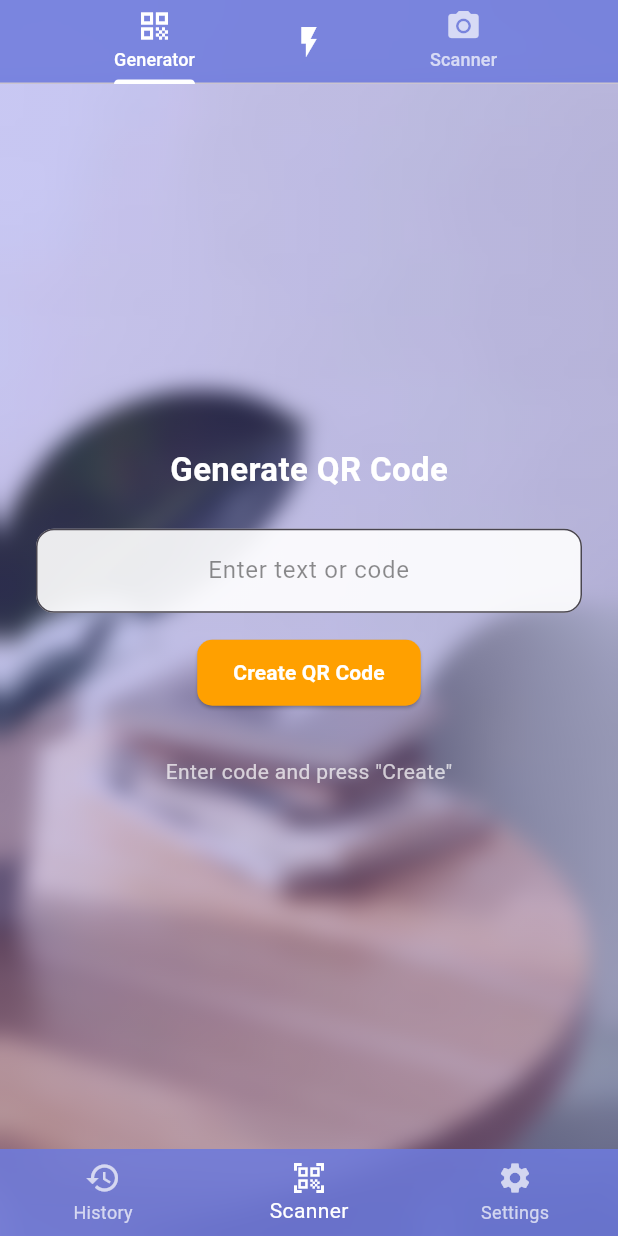
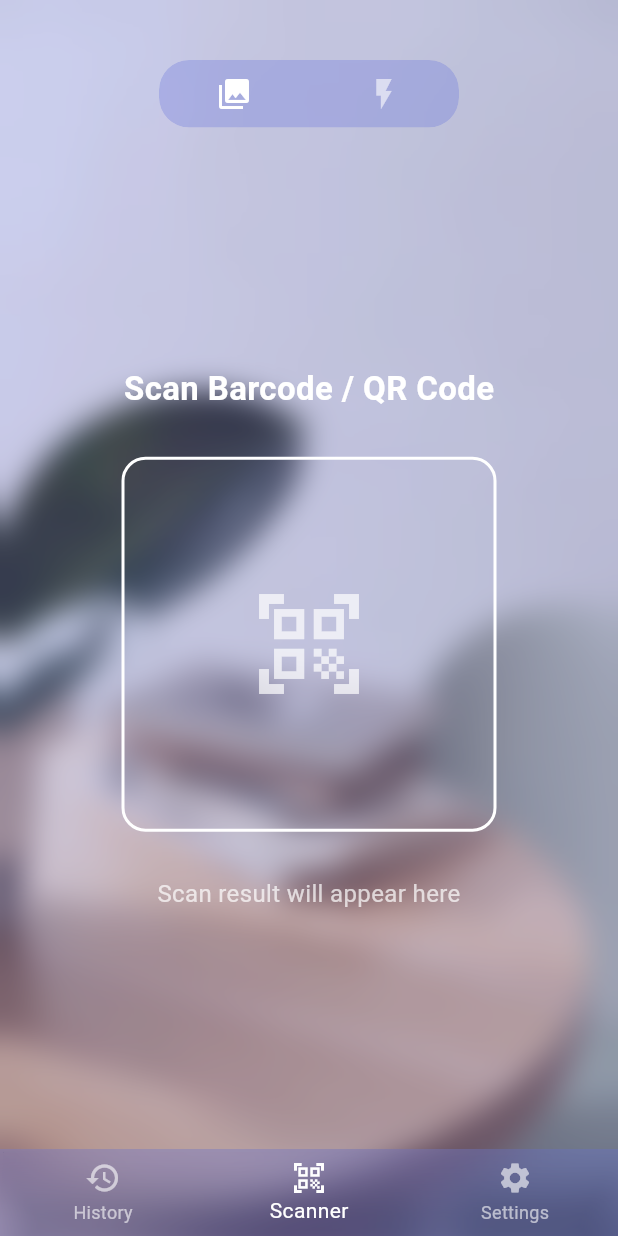
Before and after one commit to YosuaKev/Prices_RPL, a Flutter app: the screen it shows after launch, on a phone screen of 412 x 824 dp. Run offline on Flutter 3.47's test engine with Material 3 defaults, Android fonts, the phone set to English and light mode, and no system bars; our stand-ins replace audioplayers, share_plus, shared_preferences, vibration; missing offline and left inert: flutter_barcode_scanner_plus, torch_light.

Commit message:
Penyesuaian UI

```diff
--- a/lib/first.dart
+++ b/lib/first.dart
@@ -1,5 +1,5 @@
 import 'package:flutter/material.dart';
-import 'package:barcode_widget/barcode_widget.dart';
+import 'package:flutter_barcode_scanner_plus/flutter_barcode_scanner_plus.dart';
 
 class First extends StatefulWidget {
   const First({super.key});
@@ -9,8 +9,32 @@ class First extends StatefulWidget {
 }
 
 class _FirstState extends State<First> {
-  TextEditingController controller = TextEditingController();
-  String code = '';
+  String scanResult = '';
+
+  @override
+  void initState() {
+    super.initState();
+    WidgetsBinding.instance.addPostFrameCallback((_) {
+      scanCode();
+    });
+  }
+
+  Future<void> scanCode() async {
+    try {
+      String result = await FlutterBarcodeScanner.scanBarcode(
+          '#FF6666', 'Cancel', true, ScanMode.BARCODE);
+
+      if (!mounted) return;
+
+      setState(() {
+        scanResult = result == '-1' ? 'Cancelled' : result;
+      });
+    } catch (e) {
+      setState(() {
+        scanResult = 'Error occurred while scanning';
+      });
+    }
+  }
 
   @override
   Widget build(BuildContext context) {
@@ -18,97 +42,48 @@ class _FirstState extends State<First> {
       backgroundColor: Colors.transparent,
       body: Container(
         decoration: const BoxDecoration(
-          gradient: LinearGradient(
-            colors: [
-              Color(0x4D5555ED),
-              Color(0x4D5555ED),
-            ],
-            begin: Alignment.topCenter,
-            end: Alignment.bottomCenter,
-          ),
+
         ),
         child: SafeArea(
           child: Center(
             child: SingleChildScrollView(
               padding: const EdgeInsets.symmetric(horizontal: 24),
               child: Column(
+                mainAxisAlignment: MainAxisAlignment.center,
                 children: [
                   const Text(
-                    "Generate QR Code",
+                    "Scan Barcode / QR Code",
                     style: TextStyle(
                       fontSize: 22,
                       color: Colors.white,
                       fontWeight: FontWeight.bold,
                     ),
                   ),
-                  const SizedBox(height: 24),
+                  const SizedBox(height: 30),
 
-                  // Input Field
-                  TextField(
-                    controller: controller,
-                    textAlign: TextAlign.center,
-                    style: const TextStyle(color: Colors.black),
-                    decoration: InputDecoration(
-                      hintText: 'Enter text or code',
-                      hintStyle: const TextStyle(color: Colors.black45),
-                      filled: true,
-                      fillColor: Colors.white.withOpacity(0.9),
-                      border: OutlineInputBorder(
-                        borderRadius: BorderRadius.circular(12),
-                      ),
+                  // Scan Box Placeholder
+                  Container(
+                    width: 250,
+                    height: 250,
+                    decoration: BoxDecoration(
+                      border: Border.all(color: Colors.white, width: 2),
+                      borderRadius: BorderRadius.circular(16),
+                    ),
+                    child: const Center(
+                      child: Icon(Icons.qr_code_scanner,
+                          size: 80, color: Colors.white70),
                     ),
                   ),
+                  const SizedBox(height: 30),
 
-                  const SizedBox(height: 16),
+                  // Tombol scan dihapus jadi tidak ada
 
-                  // Generate Button
-                  ElevatedButton(
-                    style: ElevatedButton.styleFrom(
-                      backgroundColor: Colors.amber[700],
-                      padding: const EdgeInsets.symmetric(horizontal: 24, vertical: 12),
-                      shape: RoundedRectangleBorder(
-                        borderRadius: BorderRadius.circular(10),
-                      ),
-                    ),
-                    onPressed: () {
-                      setState(() {
-                        code = controller.text.trim();
-                      });
-                    },
-                    child: const Text(
-                      "Create QR Code",
-                      style: TextStyle(color: Colors.white, fontWeight: FontWeight.bold),
-                    ),
+                  // Display scan result
+                  Text(
+                    scanResult.isEmpty ? 'Scan result will appear here' : scanResult,
+                    style: const TextStyle(color: Colors.white70, fontSize: 16),
+                    textAlign: TextAlign.center,
                   ),
-
-                  const SizedBox(height: 32),
-
-                  // QR Code Preview
-                  code.isNotEmpty
-                      ? Container(
-                          padding: const EdgeInsets.all(16),
-                          decoration: BoxDecoration(
-                            color: Colors.white,
-                            borderRadius: BorderRadius.circular(16),
-                            boxShadow: [
-                              BoxShadow(
-                                color: Colors.black26,
-                                blurRadius: 8,
-                                offset: Offset(0, 4),
-                              ),
-                            ],
-                          ),
-                          child: BarcodeWidget(
-                            barcode: Barcode.qrCode(),
-                            data: code,
-                            width: 200,
-                            height: 200,
-                          ),
-                        )
-                      : const Text(
-                          'Enter code and press "Create"',
-                          style: TextStyle(color: Colors.white70),
-                        ),
                 ],
               ),
             ),
--- a/lib/main.dart
+++ b/lib/main.dart
@@ -1,9 +1,9 @@
 import 'package:flutter/material.dart';
 import 'dart:ui';
 import 'first.dart';
-import 'second.dart';
 import 'settings.dart';
 import 'history.dart';
+import 'package:torch_light/torch_light.dart';
 
 void main() {
   runApp(MyApp());
@@ -15,9 +15,31 @@ class MyApp extends StatelessWidget {
     return MaterialApp(
       title: 'Barcode Scanner',
       debugShowCheckedModeBanner: false,
-      home: MainScreen(),
+      home: Stack(
+        children: [
+          // Background Image
+          Positioned.fill(
+            child: Image.asset(
+              'assets/homeScreenbackground.jpg',
+              fit: BoxFit.cover,
+            ),
+          ),
+          // Blur + Color overlay utama
+        Positioned.fill(
+          child: BackdropFilter(
+            filter: ImageFilter.blur(sigmaX: 10.0, sigmaY: 10.0),
+            child: Container(
+              color: const Color(0x556D79DD),
+            ),
+          ),
+        ),
+          // App content
+          MainScreen(),
+        ],
+      ),
       theme: ThemeData(
-        primarySwatch: Colors.amber,
+        fontFamily: 'Roboto',
+        primaryColor: const Color(0x556D79DD),
         scaffoldBackgroundColor: Colors.transparent,
       ),
     );
@@ -46,36 +68,24 @@ class _MainScreenState extends State<MainScreen> {
       SettingsPage(onBackToHome: _goToHomeTab),
     ];
 
-    return Stack(
-      children: [
-        Positioned.fill(
-          child: Image.asset(
-            'assets/homeScreenbackground.jpg',
-            fit: BoxFit.cover,
-          ),
-        ),
-        Positioned.fill(
-          child: BackdropFilter(
-            filter: ImageFilter.blur(sigmaX: 7.0, sigmaY: 7.0),
-            child: Container(
-              color: Colors.black.withOpacity(0),
-            ),
-          ),
-        ),
-        Scaffold(
+    return Scaffold(
       backgroundColor: Colors.transparent,
       body: _tabs[_currentIndex],
-          bottomNavigationBar: ClipRect(
+      bottomNavigationBar: Padding(
+        padding: const EdgeInsets.only(left: 0.0, right: 0.0, bottom: 0.0),
+        child: ClipRRect(
+          borderRadius: BorderRadius.circular(0),
           child: BackdropFilter(
-              filter: ImageFilter.blur(sigmaX: 7.0, sigmaY: 7.0),
+            filter: ImageFilter.blur(sigmaX: 10.0, sigmaY: 10.0),
             child: BottomNavigationBar(
               currentIndex: _currentIndex,
               onTap: (index) {
                 setState(() => _currentIndex = index);
               },
-                backgroundColor: const Color(0xE66D79DD),
+              backgroundColor: const Color(0x556D79DD),
               selectedItemColor: Colors.white,
-                unselectedItemColor: Colors.white70,
+              unselectedItemColor: Colors.white60,
+              elevation: 10,
               items: const [
                 BottomNavigationBarItem(
                   icon: Icon(Icons.history),
@@ -94,49 +104,116 @@ class _MainScreenState extends State<MainScreen> {
           ),
         ),
       ),
-      ],
     );
   }
 }
 
-class Home extends StatelessWidget {
+class Home extends StatefulWidget {
+  @override
+  _HomeState createState() => _HomeState();
+}
+
+class _HomeState extends State<Home> with SingleTickerProviderStateMixin {
+  late TabController _tabController;
+
+  bool _isHoveringTab0 = false;
+  bool _isHoveringFlash = false;
+
+  bool _isFlashOn = false;
+
+  void _toggleFlash() async {
+    try {
+      if (_isFlashOn) {
+        await TorchLight.disableTorch();
+      } else {
+        await TorchLight.enableTorch();
+      }
+
+      setState(() {
+        _isFlashOn = !_isFlashOn;
+      });
+    } catch (e) {
+      print("Torch error: $e");
+    }
+  }
+
+  @override
+  void initState() {
+    super.initState();
+    _tabController = TabController(length: 1, vsync: this);
+  }
+
+  @override
+  void dispose() {
+    _tabController.dispose();
+    super.dispose();
+  }
+
   @override
   Widget build(BuildContext context) {
-    final double tabBarHeight = kBottomNavigationBarHeight;
-
-    return DefaultTabController(
-      length: 2,
-      child: Scaffold(
-        backgroundColor: Colors.transparent,
-        appBar: PreferredSize(
-          preferredSize: Size.fromHeight(tabBarHeight + 10),
-          child: SafeArea(
-            child: ClipRect(
-              child: BackdropFilter(
-                filter: ImageFilter.blur(sigmaX: 7.0, sigmaY: 7.0),
+    return Column(
+      children: [
+        SizedBox(height: 40),
+        Padding(
+          padding: const EdgeInsets.symmetric(horizontal: 50.0),
+          child: ClipRRect(
+            borderRadius: BorderRadius.circular(20),
             child: Container(
-                  height: kBottomNavigationBarHeight,
-                  color: const Color(0xE66D79DD),
-                  child: Stack(
-                    alignment: Alignment.center,
+              height: 45,
+              width: 200,
+              decoration: BoxDecoration(
+                color: const Color(0x556D79DD),
+                borderRadius: BorderRadius.circular(20),
+              ),
+              child: Row(
                 children: [
-                      TabBar(
-                        indicatorColor: Colors.white,
-                        labelColor: Colors.white,
-                        unselectedLabelColor: Colors.white70,
-                        indicatorWeight: 3,
-                        labelStyle: TextStyle(fontSize: 12),
-                        tabs: const [
-                          Tab(icon: Icon(Icons.qr_code), text: 'Generator'),
-                          Tab(icon: Icon(Icons.camera_alt), text: 'Scanner'),
-                        ],
+                  Expanded(
+                    child: Center(
+                      child: MouseRegion(
+                        onEnter: (_) => setState(() => _isHoveringTab0 = true),
+                        onExit: (_) => setState(() => _isHoveringTab0 = false),
+                        child: GestureDetector(
+                          onTap: () {
+                            _tabController.animateTo(0);
+                          },
+                          child: Container(
+                            width: 40,
+                            height: 40,
+                            padding: EdgeInsets.symmetric(vertical: 8),
+                            decoration: BoxDecoration(
+                              color: _isHoveringTab0 ? Colors.white24 : Colors.transparent,
+                              borderRadius: BorderRadius.circular(12),
                             ),
-                      Positioned(
-                        child: IconButton(
-                          onPressed: () {
-                            // aksi saat tombol flash ditekan
-                          },
-                          icon: Icon(Icons.flash_on, color: Colors.white),
+                            child: Icon(
+                              Icons.collections,
+                              color: _tabController.index == 0 ? Colors.white : Colors.white60,
+                            ),
+                          ),
+                        ),
+                      ),
+                    ),
+                  ),
+                  Expanded(
+                    child: Center(
+                      child: MouseRegion(
+                        onEnter: (_) => setState(() => _isHoveringFlash = true),
+                        onExit: (_) => setState(() => _isHoveringFlash = false),
+                        child: GestureDetector(
+                          onTap: _toggleFlash,
+                          child: Container(
+                            width: 40,
+                            height: 40,
+                            decoration: BoxDecoration(
+                              color: _isHoveringFlash ? Colors.white24 : Colors.transparent,
+                              borderRadius: BorderRadius.circular(12),
+                            ),
+                            child: Icon(
+                              Icons.flash_on,
+                              color: _isHoveringFlash ? Colors.white : Colors.white60,
+                            ),
+                          ),
+                        ),
+                      ),
                     ),
                   ),
                 ],
@@ -144,15 +221,15 @@ class Home extends StatelessWidget {
             ),
           ),
         ),
-          ),
-        ),
-        body: const TabBarView(
+        Expanded(
+          child: TabBarView(
+            controller: _tabController,
             children: [
               First(),
-            Second(),
             ],
           ),
         ),
+      ],
     );
   }
 }
```
Also changed, not shown: lib/history.dart (+1 -6 lines), lib/second.dart (deleted, +0 -102 lines), lib/settings.dart (+2 -7 lines), pubspec.yaml (+5 -2 lines), pubspec.lock, 6 other files. Lines whose indentation alone changed are shown as unchanged.
